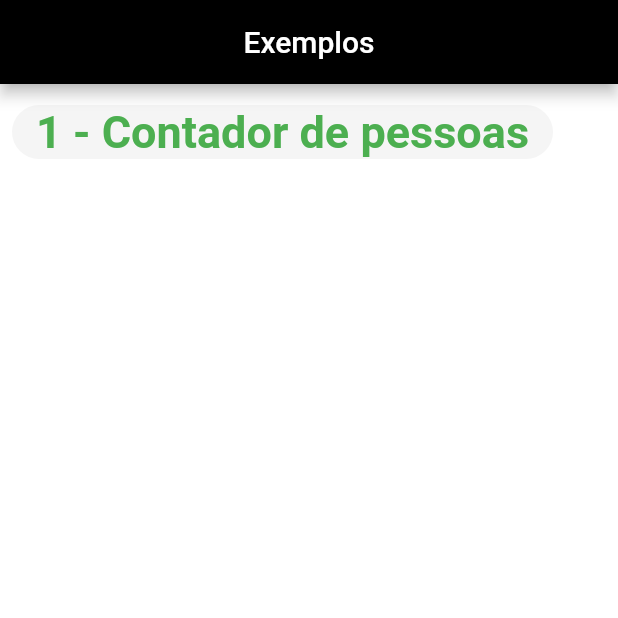
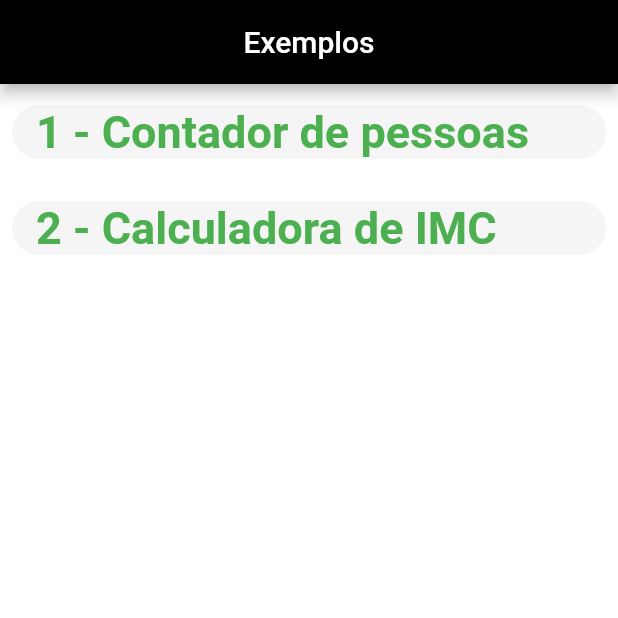
Before and after one commit to MatheusSchipper/flutter_examples, a Flutter app: the screen it shows after launch, on a phone screen of 412 x 824 dp, the top half of it. Run offline on Flutter 3.47's test engine with Material 2 defaults, Android fonts, the phone set to English and light mode, and no system bars; our stand-ins replace bloc, equatable, flutter_bloc, flutter_modular.

Commit message:
Add Bmi Calculator example. Widget improvements.

```diff
--- a/lib/app_widget.dart
+++ b/lib/app_widget.dart
@@ -13,7 +13,7 @@ class AppWidget extends StatelessWidget {
         accentColor: Colors.green,
         textTheme: TextTheme(
           bodyText2: TextStyle(
-            color: Colors.green[100],
+            color: Colors.green,
             fontWeight: FontWeight.bold,
             fontSize: 40,
           ),
--- a/lib/core/utils/constants.dart
+++ b/lib/core/utils/constants.dart
@@ -1,5 +1,6 @@
 //Routes
 const String peopleCounterRoute = '/people_counter';
+const String bmiCalculatorRoute = '/bmi_calculator';
 
 //Assets
 const String assetsDirectory = 'assets/images/';
--- /dev/null
+++ b/lib/features/bmi_calculator/presentation/cubit/bmi_calculator_state.dart
@@ -0,0 +1,24 @@
+part of 'bmi_calculator_cubit.dart';
+
+abstract class BmiCalculatorState extends Equatable {
+  const BmiCalculatorState();
+
+  @override
+  List<Object> get props => [];
+}
+
+class BmiCalculatorInitial extends BmiCalculatorState {}
+
+class BmiCalculatorCalculating extends BmiCalculatorState {}
+
+class BmiCalculatorDone extends BmiCalculatorState {
+  final String bmiResult;
+
+  BmiCalculatorDone({@required this.bmiResult});
+}
+
+class BmiCalculatorError extends BmiCalculatorState {
+  final String errorMessage;
+
+  BmiCalculatorError({@required this.errorMessage});
+}
--- a/lib/features/home/home_module.dart
+++ b/lib/features/home/home_module.dart
@@ -1,4 +1,5 @@
 import 'package:examples/core/utils/constants.dart';
+import 'package:examples/features/bmi_calculator/bmi_calculator_module.dart';
 import 'package:examples/features/home/presentation/pages/home_page.dart';
 import 'package:examples/features/people_counter/people_counter_module.dart';
 import 'package:flutter_modular/flutter_modular.dart';
@@ -17,5 +18,9 @@ class HomeModule extends ChildModule {
           peopleCounterRoute,
           module: PeopleCounterModule(),
         ),
+        ModularRouter(
+          bmiCalculatorRoute,
+          module: BmiCalculatorModule(),
+        ),
       ];
 }
--- a/lib/features/home/presentation/pages/home_page.dart
+++ b/lib/features/home/presentation/pages/home_page.dart
@@ -1,6 +1,8 @@
 import 'package:examples/core/utils/constants.dart';
+import 'package:examples/features/bmi_calculator/presentation/cubit/bmi_calculator_cubit.dart';
 import 'package:examples/features/home/presentation/widgets/button_widget.dart';
 import 'package:flutter/material.dart';
+import 'package:flutter_bloc/flutter_bloc.dart';
 import 'package:flutter_modular/flutter_modular.dart';
 
 class HomePage extends StatelessWidget {
@@ -14,10 +16,18 @@ class HomePage extends StatelessWidget {
       backgroundColor: Colors.white,
       body: SafeArea(
         child: Column(
+          crossAxisAlignment: CrossAxisAlignment.start,
           children: [
             ButtonWidget(
-              child: Text('1 - Contador de pessoas'),
+              text: '1 - Contador de pessoas',
               onPressed: () => Modular.to.pushNamed(peopleCounterRoute),
+            ),
+            BlocProvider(
+              create: (_) => BmiCalculatorCubit(),
+              child: ButtonWidget(
+                text: '2 - Calculadora de IMC',
+                onPressed: () => Modular.to.pushNamed(bmiCalculatorRoute),
+              ),
             ),
           ],
         ),
--- a/lib/features/home/presentation/widgets/button_widget.dart
+++ b/lib/features/home/presentation/widgets/button_widget.dart
@@ -1,22 +1,28 @@
 import 'package:flutter/material.dart';
 
 class ButtonWidget extends StatelessWidget {
-  final Widget child;
+  final String text;
   final Function onPressed;
 
-  const ButtonWidget({Key key, this.onPressed, this.child}) : super(key: key);
+  const ButtonWidget({Key key, this.onPressed, this.text}) : super(key: key);
 
   @override
   Widget build(BuildContext context) {
     return Padding(
       padding: const EdgeInsets.all(8.0),
-      child: FlatButton(
-        shape: RoundedRectangleBorder(
-          borderRadius: BorderRadius.all(Radius.circular(25)),
+      child: Container(
+        width: double.maxFinite,
+        child: FlatButton(
+          shape: RoundedRectangleBorder(
+            borderRadius: BorderRadius.all(Radius.circular(25)),
+          ),
+          color: Colors.grey[100],
+          child: Align(
+            alignment: Alignment.centerLeft,
+            child: Text(text),
+          ),
+          onPressed: onPressed,
         ),
-        color: Colors.grey[100],
-        child: child,
-        onPressed: onPressed,
       ),
     );
   }
--- a/pubspec.yaml
+++ b/pubspec.yaml
@@ -24,7 +24,6 @@ dependencies:
   flutter:
     sdk: flutter
 
-
   # The following adds the Cupertino Icons font to your application.
   # Use with the CupertinoIcons class for iOS style icons.
   cupertino_icons: ^0.1.3
@@ -32,6 +31,7 @@ dependencies:
   flutter_bloc: ^6.0.5
   flutter_modular: ^2.0.0+1
   equatable: ^1.2.4
+  provider: ^4.3.2+2
 
 dev_dependencies:
   flutter_test:
@@ -40,7 +40,6 @@ dev_dependencies:
 
 # For information on the generic Dart part of this file, see the
 # following page: https://dart.dev/tools/pub/pubspec
-
 # The following section is specific to Flutter.
 flutter:
 
@@ -55,13 +54,10 @@ flutter:
   #   - images/a_dot_ham.jpeg
   assets:
     - assets/images/people_counter/
-
   # An image asset can refer to one or more resolution-specific "variants", see
   # https://flutter.dev/assets-and-images/#resolution-aware.
-
   # For details regarding adding assets from package dependencies, see
   # https://flutter.dev/assets-and-images/#from-packages
-
   # To add custom fonts to your application, add a fonts section here,
   # in this "flutter" section. Each entry in this list should have a
   # "family" key with the font family name, and a "fonts" key with a
```
Also changed, not shown: lib/features/bmi_calculator/bmi_calculator_module.dart (added, +15 -0 lines), lib/features/bmi_calculator/presentation/cubit/bmi_calculator_cubit.dart (added, +41 -0 lines), lib/features/bmi_calculator/presentation/pages/bmi_calculator_page.dart (added, +20 -0 lines), lib/features/bmi_calculator/presentation/pages/bmi_calculator_view.dart (added, +110 -0 lines), lib/features/bmi_calculator/presentation/widgets/info_text_widget.dart (added, +27 -0 lines), lib/features/bmi_calculator/presentation/widgets/raised_button_widget.dart (added, +47 -0 lines), lib/features/bmi_calculator/presentation/widgets/text_field_widget.dart (added, +49 -0 lines), pubspec.lock.
